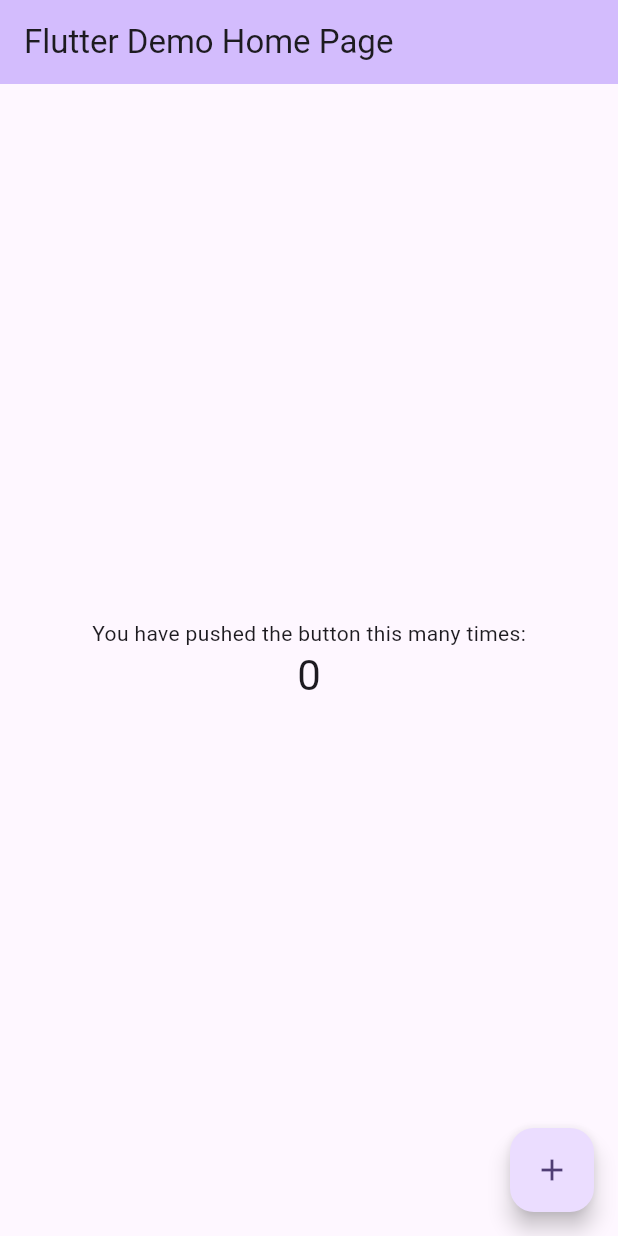
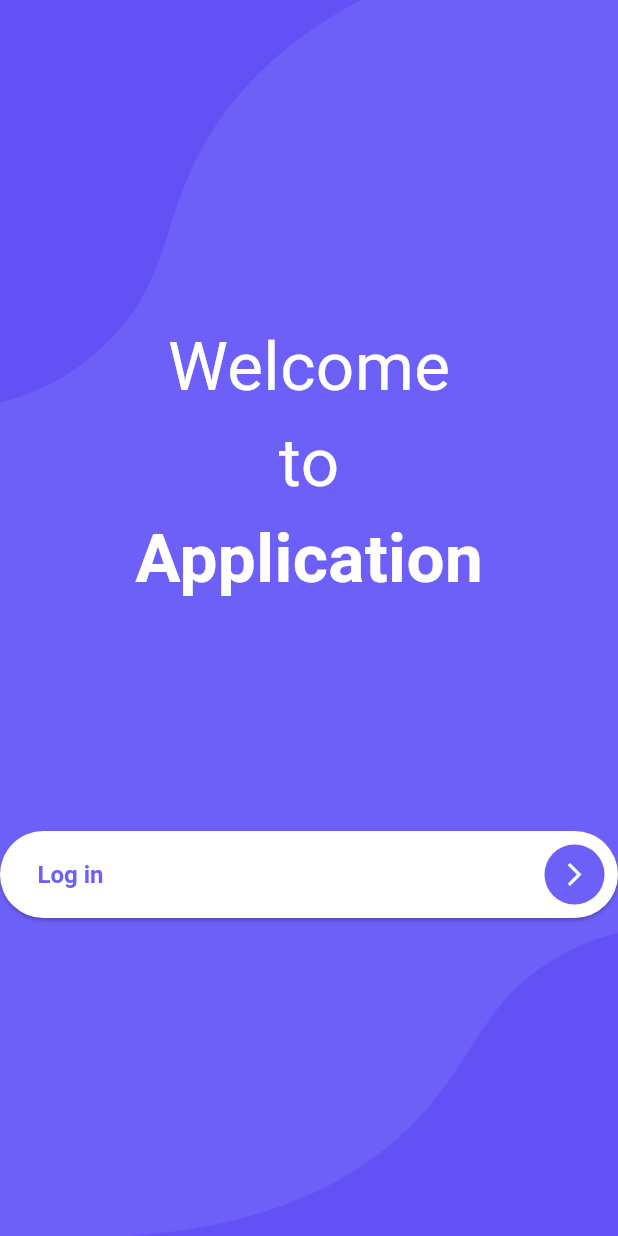
Before and after one commit to NiTika1509/flutter_project, a Flutter app: the screen it shows after launch, on a phone screen of 412 x 824 dp. Run offline on Flutter 3.47's test engine with Material 3 defaults, Android fonts, the phone set to English and light mode, and no system bars.

Commit message:
feat: Создан экран приветствия для приложения

```diff
--- a/lib/main.dart
+++ b/lib/main.dart
@@ -1,125 +1,26 @@
 import 'package:flutter/material.dart';
+import 'package:flutter_project/widgets/app.dart';
 
 void main() {
-  runApp(const MyApp());
+  const app = MyApp();
+  runApp(app);
 }
 
 class MyApp extends StatelessWidget {
   const MyApp({super.key});
 
-  // This widget is the root of your application.
   @override
   Widget build(BuildContext context) {
     return MaterialApp(
       title: 'Flutter Demo',
       theme: ThemeData(
-        // This is the theme of your application.
-        //
-        // TRY THIS: Try running your application with "flutter run". You'll see
-        // the application has a purple toolbar. Then, without quitting the app,
-        // try changing the seedColor in the colorScheme below to Colors.green
-        // and then invoke "hot reload" (save your changes or press the "hot
-        // reload" button in a Flutter-supported IDE, or press "r" if you used
-        // the command line to start the app).
-        //
-        // Notice that the counter didn't reset back to zero; the application
-        // state is not lost during the reload. To reset the state, use hot
-        // restart instead.
-        //
-        // This works for code too, not just values: Most code changes can be
-        // tested with just a hot reload.
         colorScheme: ColorScheme.fromSeed(seedColor: Colors.deepPurple),
         useMaterial3: true,
       ),
-      home: const MyHomePage(title: 'Flutter Demo Home Page'),
+      routes: {
+        '/': (context) => const MyHomePage(title: 'Welcome to Application'),
+      },
+      initialRoute: '/',
     );
   }
 }
-
-class MyHomePage extends StatefulWidget {
-  const MyHomePage({super.key, required this.title});
-
-  // This widget is the home page of your application. It is stateful, meaning
-  // that it has a State object (defined below) that contains fields that affect
-  // how it looks.
-
-  // This class is the configuration for the state. It holds the values (in this
-  // case the title) provided by the parent (in this case the App widget) and
-  // used by the build method of the State. Fields in a Widget subclass are
-  // always marked "final".
-
-  final String title;
-
-  @override
-  State<MyHomePage> createState() => _MyHomePageState();
-}
-
-class _MyHomePageState extends State<MyHomePage> {
-  int _counter = 0;
-
-  void _incrementCounter() {
-    setState(() {
-      // This call to setState tells the Flutter framework that something has
-      // changed in this State, which causes it to rerun the build method below
-      // so that the display can reflect the updated values. If we changed
-      // _counter without calling setState(), then the build method would not be
-      // called again, and so nothing would appear to happen.
-      _counter++;
-    });
-  }
-
-  @override
-  Widget build(BuildContext context) {
-    // This method is rerun every time setState is called, for instance as done
-    // by the _incrementCounter method above.
-    //
-    // The Flutter framework has been optimized to make rerunning build methods
-    // fast, so that you can just rebuild anything that needs updating rather
-    // than having to individually change instances of widgets.
-    return Scaffold(
-      appBar: AppBar(
-        // TRY THIS: Try changing the color here to a specific color (to
-        // Colors.amber, perhaps?) and trigger a hot reload to see the AppBar
-        // change color while the other colors stay the same.
-        backgroundColor: Theme.of(context).colorScheme.inversePrimary,
-        // Here we take the value from the MyHomePage object that was created by
-        // the App.build method, and use it to set our appbar title.
-        title: Text(widget.title),
-      ),
-      body: Center(
-        // Center is a layout widget. It takes a single child and positions it
-        // in the middle of the parent.
-        child: Column(
-          // Column is also a layout widget. It takes a list of children and
-          // arranges them vertically. By default, it sizes itself to fit its
-          // children horizontally, and tries to be as tall as its parent.
-          //
-          // Column has various properties to control how it sizes itself and
-          // how it positions its children. Here we use mainAxisAlignment to
-          // center the children vertically; the main axis here is the vertical
-          // axis because Columns are vertical (the cross axis would be
-          // horizontal).
-          //
-          // TRY THIS: Invoke "debug painting" (choose the "Toggle Debug Paint"
-          // action in the IDE, or press "p" in the console), to see the
-          // wireframe for each widget.
-          mainAxisAlignment: MainAxisAlignment.center,
-          children: <Widget>[
-            const Text(
-              'You have pushed the button this many times:',
-            ),
-            Text(
-              '$_counter',
-              style: Theme.of(context).textTheme.headlineMedium,
-            ),
-          ],
-        ),
-      ),
-      floatingActionButton: FloatingActionButton(
-        onPressed: _incrementCounter,
-        tooltip: 'Increment',
-        child: const Icon(Icons.add),
-      ), // This trailing comma makes auto-formatting nicer for build methods.
-    );
-  }
-}
--- /dev/null
+++ b/lib/widgets/app.dart
@@ -0,0 +1,117 @@
+import 'package:flutter/material.dart';
+
+
+class MyHomePage extends StatelessWidget {
+  const MyHomePage({super.key, required this.title});
+
+  final String title;
+
+  @override
+  Widget build(BuildContext context) {
+    return Scaffold(
+      backgroundColor: const Color.fromRGBO(109, 96, 248, 1),
+      body: Container(
+        decoration: const BoxDecoration(
+          image: DecorationImage(
+              image: AssetImage('assets/images/background_home.png'),
+              fit: BoxFit.cover
+          )
+        ),
+        child: const Column(
+          mainAxisAlignment: MainAxisAlignment.center,
+          children: [
+            Column(
+              children: [
+                  Text(
+                    'Welcome',
+                    style: TextStyle(
+                        fontSize: 45,
+                        fontWeight: FontWeight.w400,
+                        color: Colors.white
+                    ),
+                  ),
+                  Text(
+                    'to',
+                    style: TextStyle(
+                        fontSize: 45,
+                        fontWeight: FontWeight.w400,
+                        color: Colors.white
+                    ),
+                  ),
+                  Text(
+                      'Application',
+                      style: TextStyle(
+                          fontSize: 45,
+                          fontWeight: FontWeight.w600,
+                          color: Colors.white
+                      )
+                  ),
+                  SizedBox(height: 150),
+                  _LogInButton()
+                ],
+            )
+          ],
+        ),
+      )
+    );
+  }
+}
+
+
+class _LogInButton extends StatefulWidget {
+  const _LogInButton({super.key});
+
+  @override
+  State<_LogInButton> createState() => _LogInButtonState();
+}
+
+class _LogInButtonState extends State<_LogInButton> {
+
+  void _moveToAuth (){
+    final navigator = Navigator.of(context);
+
+    navigator.pushNamed('/auth');
+  }
+
+  @override
+  Widget build(BuildContext context) {
+
+    const buttonStyle = ButtonStyle(
+      backgroundColor: WidgetStatePropertyAll<Color>(Colors.white),
+      padding: WidgetStatePropertyAll(EdgeInsets.fromLTRB(25, 5, 5, 5)),
+      textStyle: WidgetStatePropertyAll<TextStyle>(
+          TextStyle(
+              color: Color.fromRGBO(109, 96, 248, 1),
+              fontSize: 16,
+              fontWeight: FontWeight.w600
+          )
+      ),
+    );
+
+    return ElevatedButton(
+        style: buttonStyle,
+        onPressed: _moveToAuth,
+        child: Row(
+          mainAxisAlignment: MainAxisAlignment.spaceBetween,
+          children: [
+            const Text(
+                'Log in',
+                style: TextStyle(
+                    color: Color.fromRGBO(109, 96, 248, 1),
+                    fontSize: 16,
+                    fontWeight: FontWeight.w600
+                )
+            ),
+            IconButton(
+              icon: const Icon(Icons.arrow_forward_ios),
+              color: Colors.white,
+              onPressed: () {},
+              style: const ButtonStyle(
+                  backgroundColor: WidgetStatePropertyAll<Color>(Color.fromRGBO(109, 96, 248, 1))
+              ),
+            ),
+          ],
+        )
+    );
+  }
+}
--- /dev/null
+++ b/lib/widgets/auth/auth.dart
@@ -0,0 +1,11 @@
+import 'package:flutter/material.dart';
+
+
+class AuthWidget extends StatelessWidget {
+  const AuthWidget({super.key});
+
+  @override
+  Widget build(BuildContext context) {
+    return const Placeholder();
+  }
+}
--- a/pubspec.yaml
+++ b/pubspec.yaml
@@ -21,8 +21,8 @@ dev_dependencies:
 flutter:
   uses-material-design: true
   assets:
-    - images/a_dot_burr.jpeg
-    - images/a_dot_ham.jpeg
+      - assets/images/background_home.png
+   # - images/a_dot_ham.jpeg
 
   # To add custom fonts to your application, add a fonts section here,
   # in this "flutter" section. Each entry in this list should have a
```
Also changed, not shown: assets/images/background_home.png (added), f87abc21d73fa1dcc5cd65c781e1bb60.png (added), gas-kvas-com-p-uzor-volna-na-prozrachnom-fone-42.jpg (added), 1 other file.
